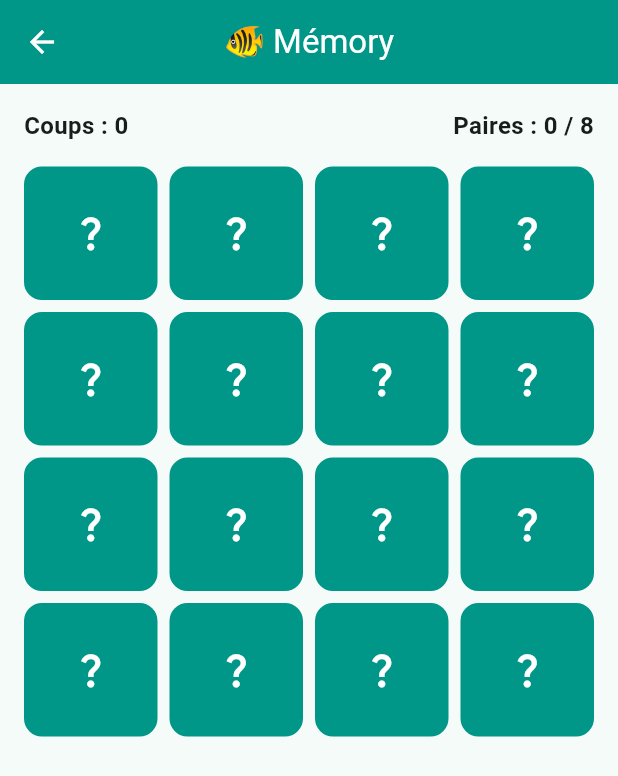
After one commit to chrislove-josue/mon_app, a Flutter app: the screen it shows once a user with an empty profile is signed in, after a tap on the "extension" icon, on a phone screen of 412 x 824 dp. The commit adds this screen. Shown: the top 776 px of the screen. Run offline on Flutter 3.47's test engine with Material 3 defaults, Android fonts, the phone set to English and light mode, and no system bars; our stand-ins replace cloud_firestore, firebase_auth, firebase_core; accounts and stored records are empty.

Commit message:
page de mémoire

```diff
--- a/lib/screens/game_page.dart
+++ b/lib/screens/game_page.dart
@@ -5,6 +5,7 @@ import 'package:firebase_auth/firebase_auth.dart';
 import 'package:flutter/material.dart';
 
 import 'leaderboard_page.dart';
+import 'memory_page.dart';
 
 /// ============================================================
 /// LE JEU « DEVINE LE NOMBRE »
@@ -169,6 +170,13 @@ class _GamePageState extends State<GamePage> {
     }
   }
 
+  /// Ouvre le jeu du Mémory.
+  void _ouvrirMemory() {
+    Navigator.of(context).push(
+      MaterialPageRoute(builder: (_) => const MemoryPage()),
+    );
+  }
+
   /// Ouvre l'écran de classement mondial.
   void _ouvrirClassement() {
     Navigator.of(context).push(
@@ -185,6 +193,11 @@ class _GamePageState extends State<GamePage> {
         backgroundColor: Colors.teal,
         foregroundColor: Colors.white,
         actions: [
+          IconButton(
+            tooltip: 'Jouer au Mémory',
+            icon: const Icon(Icons.extension),
+            onPressed: _ouvrirMemory,
+          ),
           IconButton(
             tooltip: 'Classement mondial',
             icon: const Icon(Icons.leaderboard),
--- /dev/null
+++ b/lib/screens/memory_page.dart
@@ -0,0 +1,208 @@
+import 'dart:math';
+
+import 'package:flutter/material.dart';
+
+/// ============================================================
+/// LE JEU « MÉMORY »
+/// ============================================================
+///
+/// On retourne des cartes par paires pour retrouver les jumeaux.
+/// Ce mini-jeu repose sur les mêmes bases que les précédents :
+///   - état de la partie avec setState
+///   - listes, boucles, index
+///
+/// Ici on travaille beaucoup avec des List et des indexes :
+///  - _premiereCarte : l'index de la première carte retournée
+///  - _coups : le nombre de tentatives
+/// ============================================================
+
+/// Représente une carte du mémory.
+class _Carte {
+  _Carte({required this.emoji});
+
+  final String emoji; // le symbole caché
+  bool faceVisible = false; // carte retournée ?
+  bool trouvee = false; // paire déjà découverte ?
+}
+
+class MemoryPage extends StatefulWidget {
+  const MemoryPage({super.key});
+
+  @override
+  State<MemoryPage> createState() => _MemoryPageState();
+}
+
+class _MemoryPageState extends State<MemoryPage> {
+  // 8 paires d'emojis → 16 cartes.
+  static const _symboles = [
+    '🐶', '🐱', '🦊', '🐼', '🐸', '🦁', '🐵', '🐙',
+  ];
+
+  late final List<_Carte> _cartes;
+  int? _premiereCarte; // index de la première carte retournée
+  int _coups = 0; // nombre de tentatives
+  bool _bloque = false; // on vérifie les cartes, clique désactivé
+
+  _MemoryPageState() {
+    _cartes = _melangerCartes();
+  }
+
+  /// Crée les 16 cartes (2 de chaque symbole) puis les mélange.
+  List<_Carte> _melangerCartes() {
+    final cartes = <_Carte>[
+      // Boucle : pour chaque symbole, on ajoute 2 cartes identiques.
+      for (var i = 0; i < _symboles.length; i++)
+        for (var j = 0; j < 2; j++) _Carte(emoji: _symboles[i]),
+    ];
+
+    // Mélange aléatoire (Fisher-Yates) : on échange les positions.
+    cartes.shuffle(Random());
+    return cartes;
+  }
+
+  void _recommencer() {
+    setState(() {
+      final nouvelle = _melangerCartes();
+      // Notre liste est `final`, on l'absorbe complètement.
+      _cartes
+        ..clear()
+        ..addAll(nouvelle);
+      _premiereCarte = null;
+      _coups = 0;
+      _bloque = false;
+    });
+  }
+
+  void _taperCarte(int position) {
+    final carte = _cartes[position];
+
+    // On ignore les clics inutiles (carte visible ou déjà trouvée).
+    if (_bloque || carte.faceVisible || carte.trouvee) return;
+
+    setState(() => carte.faceVisible = true);
+
+    if (_premiereCarte == null) {
+      // Première carte de la tentative.
+      _premiereCarte = position;
+      return;
+    }
+
+    // Deuxième carte → on compare.
+    _coups++;
+    final premiere = _cartes[_premiereCarte!];
+    _premiereCarte = null;
+
+    if (premiere.emoji == carte.emoji) {
+      // Paire trouvée !
+      setState(() {
+        premiere.trouvee = true;
+        carte.trouvee = true;
+      });
+      return;
+    }
+
+    // Pas une paire → on les retourne après un court délai.
+    _bloque = true;
+    Future.delayed(const Duration(milliseconds: 700), () {
+      if (!mounted) return;
+      setState(() {
+        premiere.faceVisible = false;
+        carte.faceVisible = false;
+        _bloque = false;
+      });
+    });
+  }
+
+  /// La partie est gagnée quand toutes les cartes sont trouvées.
+  bool get _gagne => _cartes.every((c) => c.trouvee);
+
+  @override
+  Widget build(BuildContext context) {
+    return Scaffold(
+      appBar: AppBar(
+        title: const Text('🐠 Mémory'),
+        centerTitle: true,
+        backgroundColor: Colors.teal,
+        foregroundColor: Colors.white,
+      ),
+      body: Padding(
+        padding: const EdgeInsets.all(16),
+        child: Column(
+          children: [
+            // Barre de statut
+            Row(
+              mainAxisAlignment: .spaceBetween,
+              children: [
+                Text(
+                  'Coups : $_coups',
+                  style: const TextStyle(fontSize: 16, fontWeight: .w600),
+                ),
+                Text(
+                  'Paires : ${_cartes.where((c) => c.trouvee).length ~/ 2} / '
+                  '${_symboles.length}',
+                  style: const TextStyle(fontSize: 16, fontWeight: .w600),
+                ),
+              ],
+            ),
+            const SizedBox(height: 16),
+
+            // Grille de cartes (4 colonnes x 4 lignes)
+            Expanded(
+              child: GridView.builder(
+                gridDelegate: const SliverGridDelegateWithFixedCrossAxisCount(
+                  crossAxisCount: 4,
+                  mainAxisSpacing: 8,
+                  crossAxisSpacing: 8,
+                ),
+                itemCount: _cartes.length,
+                itemBuilder: (context, i) => _carteWidget(_cartes[i], i),
+              ),
+            ),
+
+            // Message de victoire + bouton rejouer
+            if (_gagne) ...[
+              const SizedBox(height: 12),
+              Text(
+                '🎉 Bravo, tout trouvé en $_coups coups !',
+                style: const TextStyle(fontSize: 18, fontWeight: .bold),
+              ),
+              const SizedBox(height: 8),
+              FilledButton.icon(
+                onPressed: _recommencer,
+                icon: const Icon(Icons.refresh),
+                label: const Text('Rejouer'),
+                style: FilledButton.styleFrom(backgroundColor: Colors.orange),
+              ),
+            ],
+          ],
+        ),
+      ),
+    );
+  }
+
+  Widget _carteWidget(_Carte carte, int position) {
+    return GestureDetector(
+      onTap: () => _taperCarte(position),
+      child: AnimatedContainer(
+        duration: const Duration(milliseconds: 300),
+        curve: Curves.easeInOut,
+        decoration: BoxDecoration(
+          color: carte.faceVisible || carte.trouvee
+              ? Colors.teal.shade50
+              : Colors.teal,
+          borderRadius: BorderRadius.circular(12),
+          border: Border.all(color: Colors.teal, width: 2),
+        ),
+        child: Center(
+          child: (carte.faceVisible || carte.trouvee)
+              ? Text(carte.emoji, style: const TextStyle(fontSize: 32))
+              : const Icon(
+                  Icons.question_mark,
+                  color: Colors.white,
+                  size: 28,
+                ),
+        ),
+      ),
+    );
+  }
+}
```
Also changed, not shown: 1 other file.
